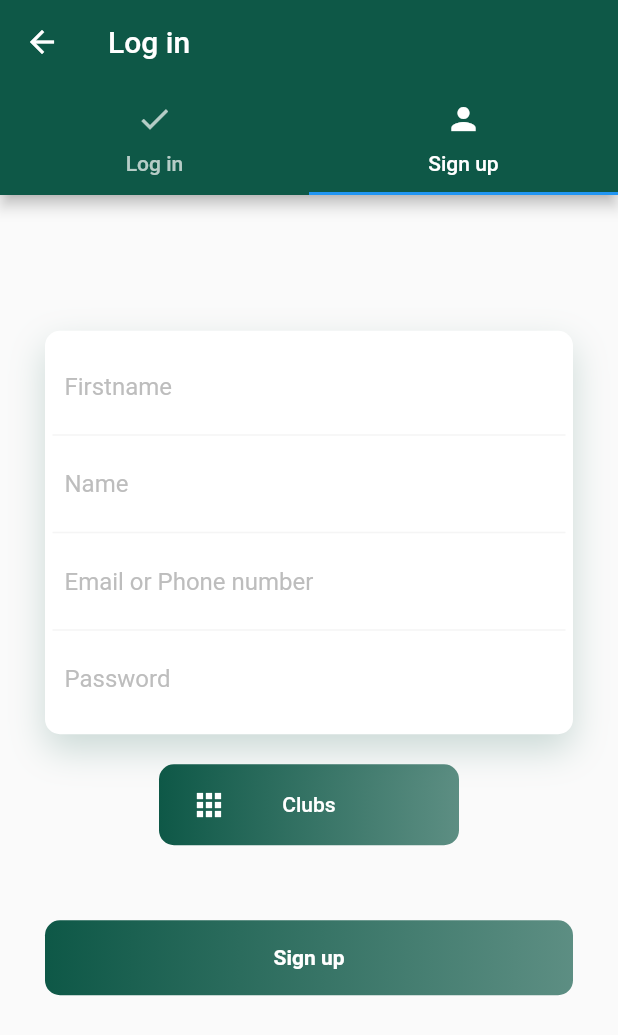
After one commit to ThomRI/BarbArt, a Flutter app: the LoginScreen screen opened by its route, tab 2 chosen, after a tap on "Sign up", on a phone screen of 412 x 824 dp. The commit adds this screen. Shown: the top 1035 px of the screen. Run offline on Flutter 3.47's test engine with Material 2 defaults, Android fonts, the phone set to English and light mode, and no system bars; our stand-ins replace carousel_slider, shared_preferences; missing offline and left inert: flutter_week_view; accounts and stored records are empty.

Commit message:
Création de la page Login/signup (UI)

```diff
--- a/lib/constants.dart
+++ b/lib/constants.dart
@@ -2,6 +2,8 @@ import 'package:flutter/material.dart';
 
 const kBackgroundColor = const Color(0xFF072d25);
 const kPrimaryColor = const Color(0xFF0e5847);
+const kPrimaryColorLowAlpha = const Color(0x330e5847);
+const kPrimaryColorIntermediateAlpha = const Color(0xAA0e5847);
 
 const kDefaultPadding = 20.0;
 const kDefaultRadius = 30.0;
--- a/lib/main.dart
+++ b/lib/main.dart
@@ -1,6 +1,7 @@
 import 'package:barbart/constants.dart';
 import 'package:barbart/screens/settings/settingsscreen.dart';
 import 'package:barbart/screens/profile/profileScreen.dart';
+import 'package:barbart/screens/login/loginscreen.dart';
 import 'package:flutter/material.dart';
 
 import 'pages/home/homepage.dart';
@@ -26,6 +27,7 @@ class MyApp extends StatelessWidget {
       routes: {
         '/' : (context) => MainScreen(),
         '/settings' : (context) => SettingsScreen(),
+        '/login' : (context) => LoginScreen(),
         '/profile' : (context) => ProfileScreen(),
       },
 
--- a/lib/pages/clubs/detailsScreenClub.dart
+++ b/lib/pages/clubs/detailsScreenClub.dart
@@ -179,7 +179,7 @@ class _ListViewDetailsState extends State<ListViewDetails>{
                 },
               ),
               Text(
-                '${(going)? 'J\'y vais' : 'Je n\'y vais pas'}',
+                '${(going)? 'going' : 'not going'}',
                 textAlign: TextAlign.center,
                 style: TextStyle(
                   fontSize: 20,
--- a/lib/pages/data.dart
+++ b/lib/pages/data.dart
@@ -9,6 +9,12 @@ final background_color = Colors.grey[200];
 Color gradient_color = Color(0x6663F0E8);
 Color gradient_color_light = Color(0x1163F0E8);
 Color gradient_color_dark = Color(0xFF63F0E8);
+
+final allClubDict = {
+  1 : "Cuisine",
+  2 : "Cinéma",
+  3 : "Photo"
+};
 
 List<BoxShadow> shadowBox = [
   BoxShadow(
--- a/lib/pages/events/detailsScreenEvent.dart
+++ b/lib/pages/events/detailsScreenEvent.dart
@@ -161,7 +161,7 @@ class _ListViewDetailsState extends State<ListViewDetails>{
                 },
               ),
               Text(
-                '${(going)? 'J\'y vais' : 'Je n\'y vais pas'}',
+                '${(going)? 'going' : 'not going'}',
                 textAlign: TextAlign.center,
                 style: TextStyle(
                   fontSize: 20,
--- a/lib/pages/home/homepage.dart
+++ b/lib/pages/home/homepage.dart
@@ -17,8 +17,28 @@ class HomePage extends StatelessWidget implements AbstractPageComponent{
 
       key: _scaffoldKey,
       body: Container(
+        margin: EdgeInsets.only(bottom: 300),
         child: Center(
-            child: const Text("Home Page"),
+          child: Column(
+            children: <Widget>[
+              Expanded(
+                child: Center(
+                  child: const Text("Home Page"),
+                ),
+              ),
+              Expanded(
+                child: Center(
+                  child: FlatButton(
+
+                    onPressed: (){Navigator.of(context).pushNamed('/login');},
+                      color: kPrimaryColor,
+                    child: Text("Log in", style: TextStyle(color: Colors.white)),
+                  ),
+                ),
+              )
+            ],
+          )
+
           ),
         ),
       );
--- /dev/null
+++ b/lib/screens/login/loginscreen.dart
@@ -0,0 +1,299 @@
+import 'package:barbart/constants.dart';
+import 'package:barbart/multiSelectDialog.dart';
+import 'package:barbart/pages/data.dart';
+import 'package:flutter/cupertino.dart';
+import 'package:flutter/material.dart';
+
+class LoginScreen extends StatefulWidget {
+  @override
+  State<StatefulWidget> createState() => _LoginScreenState();
+
+}
+
+class _LoginScreenState extends State<LoginScreen>{
+  @override
+  Widget build(BuildContext context) {
+    return SafeArea(
+      child: DefaultTabController(
+        length: 2,
+        child: Scaffold(
+          appBar: AppBar(
+            title: Text("Log in"),
+            bottom: TabBar(
+              tabs: [
+                Tab(icon: Icon(Icons.check), text: "Log in",),
+                Tab(icon: Icon(Icons.person), text: "Sign up",),
+              ],
+            ),
+          ),
+          body: TabBarView(
+            children: [
+              LoginTab(),
+              SignUpTab(),
+            ],
+          )
+        ),
+      )
+    );
+  }
+
+}
+
+
+class LoginTab extends StatefulWidget{
+  @override
+  State<StatefulWidget> createState() => _LoginTabState();
+
+}
+
+class _LoginTabState extends State<LoginTab>{
+  @override
+  Widget build(BuildContext context) {
+    return Center(
+      child: Padding(
+        padding: EdgeInsets.all(30.0),
+        child: Column(
+          mainAxisAlignment: MainAxisAlignment.center,
+          children: <Widget>[
+            Container(
+              padding: EdgeInsets.all(5),
+              decoration: BoxDecoration(
+                color: Colors.white,
+                borderRadius: BorderRadius.circular(10),
+                boxShadow: [
+                  BoxShadow(
+                      color: kPrimaryColorLowAlpha,
+                      blurRadius: 20.0,
+                      offset: Offset(0, 10)
+                  )
+                ]
+                ,),
+              child: Column(
+                children: <Widget>[
+                  Container(
+                    padding: EdgeInsets.all(8.0),
+                    decoration: BoxDecoration(
+                        border: Border(bottom: BorderSide(color: Colors.grey[100]))
+                    ),
+                    child: TextField(
+                      decoration: InputDecoration(
+                          border: InputBorder.none,
+                          hintText: "Email or Phone number",
+                          hintStyle: TextStyle(color: Colors.grey[400])
+                      ),
+                    ),
+                  ),
+                  Container(
+                    padding: EdgeInsets.all(8.0),
+                    child: TextField(
+                      decoration: InputDecoration(
+                          border: InputBorder.none,
+                          hintText: "Password",
+                          hintStyle: TextStyle(color: Colors.grey[400])
+                      ),
+                    ),
+                  )
+                ],
+              ),
+            ),
+            GestureDetector(
+              onTap: (){},
+              child: Container(
+                margin: EdgeInsets.only(top : 50, bottom: 70),
+                height: 50,
+                decoration: BoxDecoration(
+                    borderRadius: BorderRadius.circular(10),
+                    gradient: LinearGradient(
+                        colors: [
+                          kPrimaryColor,
+                          kPrimaryColorIntermediateAlpha,
+                        ]
+                    )
+                ),
+                child: Center(
+                  child: Text("Login", style: TextStyle(color: Colors.white, fontWeight: FontWeight.bold),),
+                ),
+              ),
+            ),
+            Text("Forgot Password?", style: TextStyle(color: kPrimaryColor),),
+          ],
+        ),
+      ),
+    );
+  }
+
+}
+
+class SignUpTab extends StatefulWidget{
+  @override
+  State<StatefulWidget> createState() => _SignUpTabState();
+
+}
+
+class _SignUpTabState extends State<SignUpTab>{
+
+  List <MultiSelectDialogItem<int>> multiItem = List();
+
+  void populateMultiSelect(){
+    for(int v in allClubDict.keys){
+      multiItem.add(MultiSelectDialogItem(v, allClubDict[v]));
+    }
+  }
+
+
+  void _showMultiSelect(BuildContext context) async {
+    multiItem = [];
+    populateMultiSelect();
+    final items = multiItem;
+
+    final selectedValues = await showDialog<Set<int>>(
+      context: context,
+      builder: (BuildContext context) {
+        return MultiSelectDialog(
+          items: items,
+          initialSelectedValues: null,
+        );
+      },
+    );
+
+    print(selectedValues);
+  }
+
+
+  @override
+  Widget build(BuildContext context) {
+    return Center(
+      child: Padding(
+        padding: EdgeInsets.all(30.0),
+        child: Column(
+          mainAxisAlignment: MainAxisAlignment.center,
+          children: <Widget>[
+            Container(
+              padding: EdgeInsets.all(5),
+              decoration: BoxDecoration(
+                color: Colors.white,
+                borderRadius: BorderRadius.circular(10),
+                boxShadow: [
+                  BoxShadow(
+                      color: kPrimaryColorLowAlpha,
+                      blurRadius: 20.0,
+                      offset: Offset(0, 10)
+                  )
+                ]
+                ,),
+              child: Column(
+                children: <Widget>[
+                  Container(
+                    padding: EdgeInsets.all(8.0),
+                    decoration: BoxDecoration(
+                        border: Border(bottom: BorderSide(color: Colors.grey[100]))
+                    ),
+                    child: TextField(
+                      decoration: InputDecoration(
+                          border: InputBorder.none,
+                          hintText: "Firstname",
+                          hintStyle: TextStyle(color: Colors.grey[400])
+                      ),
+                    ),
+                  ),
+                  Container(
+                    padding: EdgeInsets.all(8.0),
+                    decoration: BoxDecoration(
+                        border: Border(bottom: BorderSide(color: Colors.grey[100]))
+                    ),
+                    child: TextField(
+                      decoration: InputDecoration(
+                          border: InputBorder.none,
+                          hintText: "Name",
+                          hintStyle: TextStyle(color: Colors.grey[400])
+                      ),
+                    ),
+                  ),
+                  Container(
+                    padding: EdgeInsets.all(8.0),
+                    decoration: BoxDecoration(
+                        border: Border(bottom: BorderSide(color: Colors.grey[100]))
+                    ),
+                    child: TextField(
+                      decoration: InputDecoration(
+                          border: InputBorder.none,
+                          hintText: "Email or Phone number",
+                          hintStyle: TextStyle(color: Colors.grey[400])
+                      ),
+                    ),
+                  ),
+                  Container(
+                    padding: EdgeInsets.all(8.0),
+                    child: TextField(
+                      decoration: InputDecoration(
+                          border: InputBorder.none,
+                          hintText: "Password",
+                          hintStyle: TextStyle(color: Colors.grey[400])
+                      ),
+                    ),
+                  )
+                ],
+              ),
+            ),
+            Container(
+             margin: EdgeInsets.only(top: 20),
+              child: Center(
+                child: FlatButton(
+                  child: Container(
+                    margin: EdgeInsets.only(left: 60, right: 60),
+                    padding: EdgeInsets.only(top: 15, bottom: 15),
+                    child: Row(
+                      mainAxisAlignment: MainAxisAlignment.center,
+                      children: <Widget>[
+                        Expanded(
+                          child: Container(
+                            child: Icon(Icons.apps, color: Colors.white,),
+                            //margin: EdgeInsets.only(right: 5),
+                          ),
+                        ),
+                        Expanded(child: Text("Clubs", style: TextStyle(color: Colors.white), textAlign: TextAlign.center,)),
+                        Expanded(child: SizedBox(width: 10,))
+                      ],
+                    ),
+                    decoration: BoxDecoration(
+                        borderRadius: BorderRadius.circular(10),
+                        gradient: LinearGradient(
+                            colors: [
+                              kPrimaryColor,
+                              kPrimaryColorIntermediateAlpha,
+                            ]
+                        )
+                    ),
+                  ),
+                  onPressed: (){
+                    _showMultiSelect(context);
+                  },
+                )
+              )
+            ),
+            GestureDetector(
+              onTap: (){},
+              child: Container(
+                margin: EdgeInsets.only(top : 50, bottom: 70),
+                height: 50,
+                decoration: BoxDecoration(
+                    borderRadius: BorderRadius.circular(10),
+                    gradient: LinearGradient(
+                        colors: [
+                          kPrimaryColor,
+                          kPrimaryColorIntermediateAlpha,
+                        ]
+                    )
+                ),
+                child: Center(
+                  child: Text("Sign up", style: TextStyle(color: Colors.white, fontWeight: FontWeight.bold),),
+                ),
+              ),
+            ),
+          ],
+        ),
+      ),
+    );
+  }
+
+}
```
